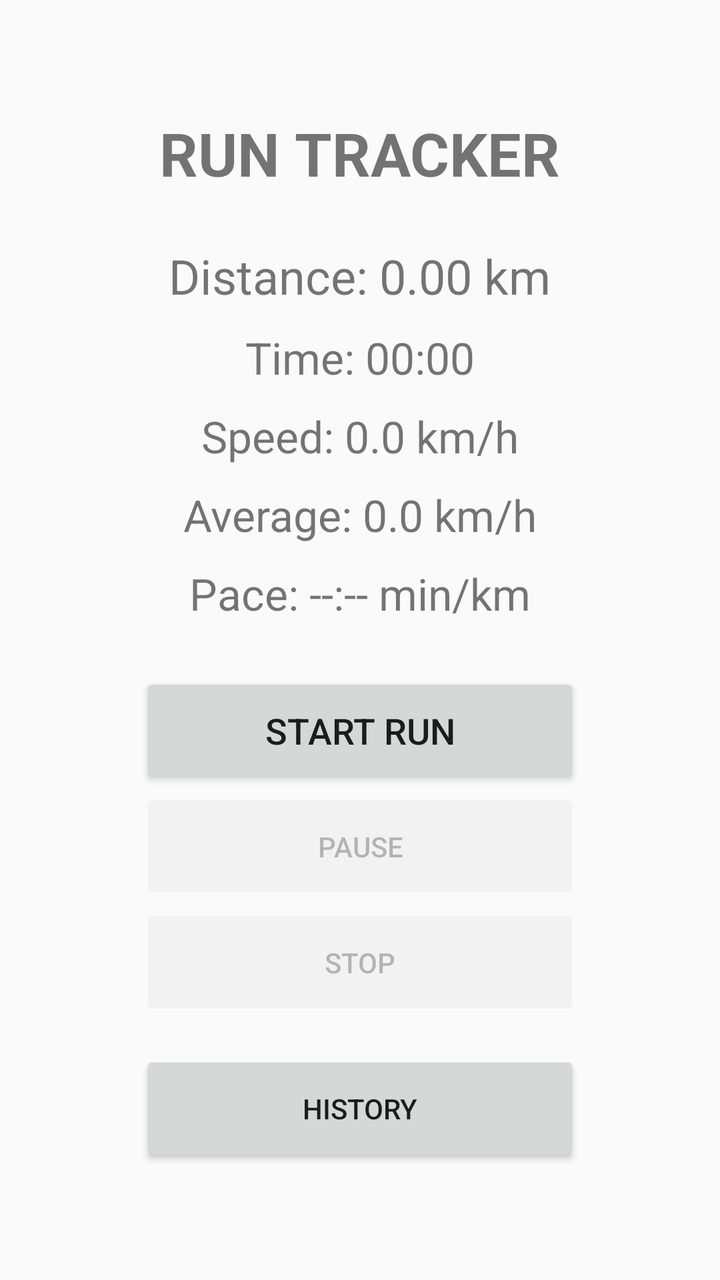
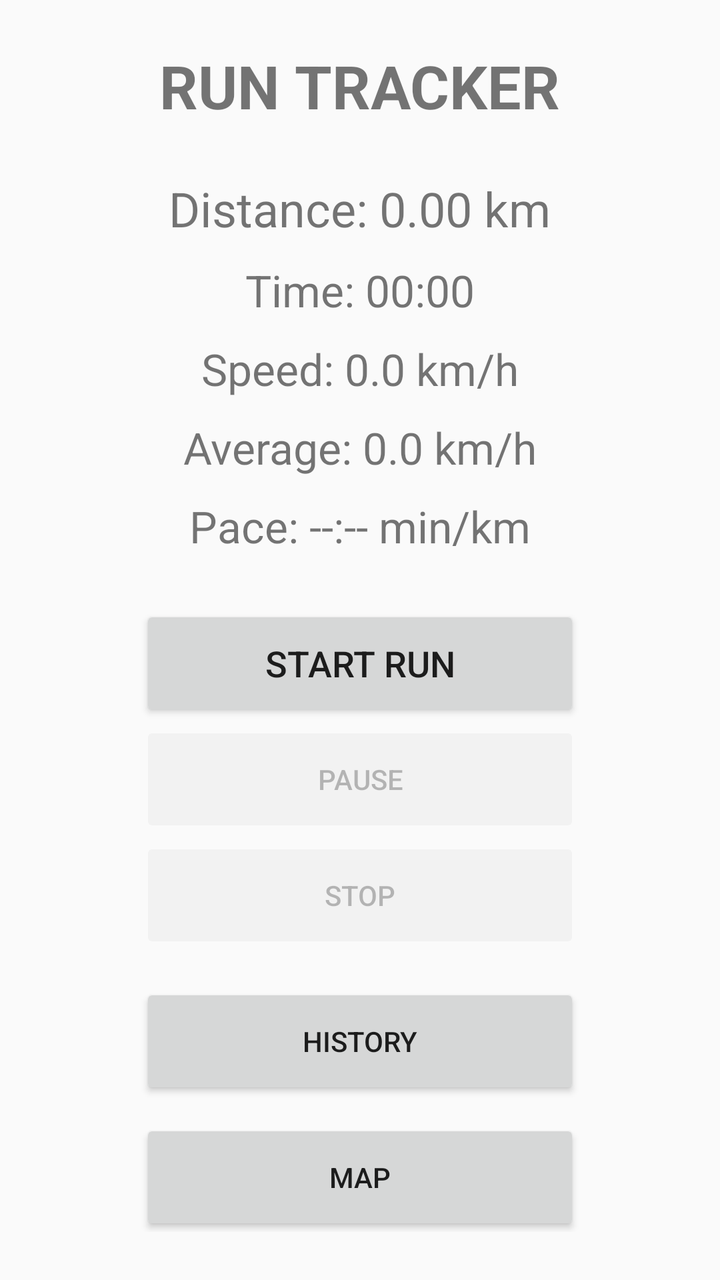

An Android layout rendered at two revisions. The XML below is the earlier revision; the diff shows what the commit changed to produce the second picture.
<!-- AndroidManifest.xml: application theme android:Theme.Material.Light.NoActionBar -->
<!-- res/layout/activity_main.xml -->
<?xml version="1.0" encoding="utf-8"?>
<LinearLayout
    xmlns:android="http://schemas.android.com/apk/res/android"
    android:layout_width="match_parent"
    android:layout_height="match_parent"
    android:orientation="vertical"
    android:gravity="center"
    android:padding="24dp">

    <TextView
        android:layout_width="wrap_content"
        android:layout_height="wrap_content"
        android:text="RUN TRACKER"
        android:textSize="30sp"
        android:textStyle="bold"
        android:layout_marginBottom="25dp"/>

    <TextView
        android:id="@+id/distanceText"
        android:layout_width="wrap_content"
        android:layout_height="wrap_content"
        android:text="Distance: 0.00 km"
        android:textSize="24sp"/>

    <TextView
        android:id="@+id/timeText"
        android:layout_width="wrap_content"
        android:layout_height="wrap_content"
        android:text="Time: 00:00"
        android:textSize="22sp"
        android:layout_marginTop="10dp"/>

    <TextView
        android:id="@+id/speedText"
        android:layout_width="wrap_content"
        android:layout_height="wrap_content"
        android:text="Speed: 0.0 km/h"
        android:textSize="22sp"
        android:layout_marginTop="10dp"/>

    <TextView
        android:id="@+id/avgSpeedText"
        android:layout_width="wrap_content"
        android:layout_height="wrap_content"
        android:text="Average: 0.0 km/h"
        android:textSize="22sp"
        android:layout_marginTop="10dp"/>

    <TextView
        android:id="@+id/paceText"
        android:layout_width="wrap_content"
        android:layout_height="wrap_content"
        android:text="Pace: --:-- min/km"
        android:textSize="22sp"
        android:layout_marginTop="10dp"/>

    <Button
        android:id="@+id/startButton"
        android:layout_width="220dp"
        android:layout_height="58dp"
        android:text="START RUN"
        android:textSize="18sp"
        android:layout_marginTop="25dp"/>

    <Button
        android:id="@+id/pauseButton"
        android:layout_width="220dp"
        android:layout_height="58dp"
        android:text="PAUSE"
        android:enabled="false"/>

    <Button
        android:id="@+id/stopButton"
        android:layout_width="220dp"
        android:layout_height="58dp"
        android:text="STOP"
        android:enabled="false"/>

    <Button
        android:id="@+id/historyButton"
        android:layout_width="220dp"
        android:layout_height="58dp"
        android:text="HISTORY"
        android:layout_marginTop="15dp"/>

</LinearLayout>
<!-- resources referenced by this layout -->
<resources>

</resources>

<!-- the commit's change to res/layout/activity_main.xml (unified diff, before → after) -->
@@ -83,4 +83,10 @@
         android:text="HISTORY"
         android:layout_marginTop="15dp"/>
 
+    <Button 
+        android:id="@+id/mapButton"
+        android:layout_width="220dp"
+        android:layout_height="58dp"
+        android:text="MAP"
+        android:layout_marginTop="10dp"/>
 </LinearLayout>
